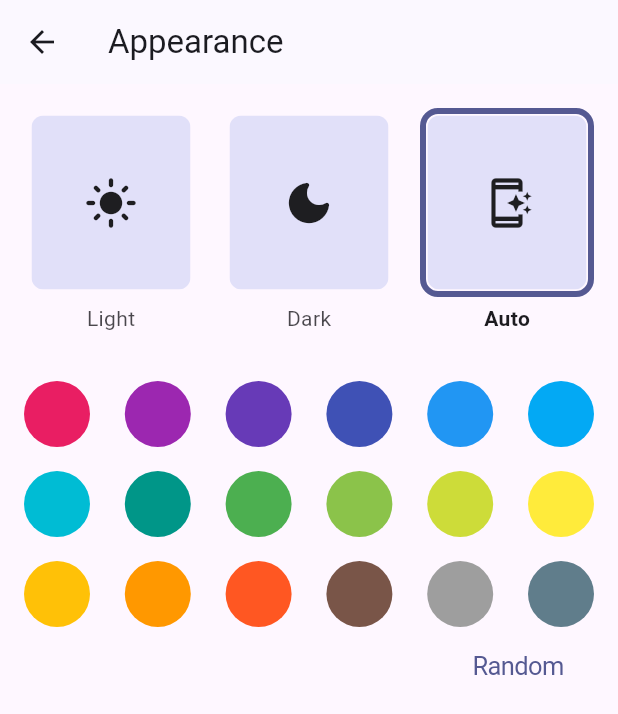
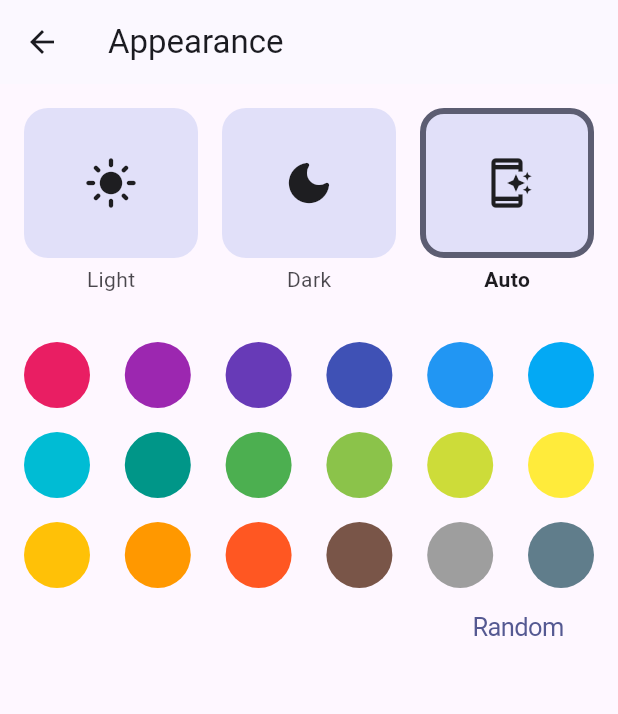
Before and after one commit to ytskk/getx_test, a Flutter app: the screen it shows after launch, after a tap on "Appearance", on a phone screen of 412 x 824 dp. Shown: the top 714 px of the screen. Run offline on Flutter 3.47's test engine with Material 2 defaults, Android fonts, the phone set to English and light mode, and no system bars; our stand-ins replace get, go_router, shared_preferences.

Commit message:
appearance animations

```diff
--- a/lib/app.dart
+++ b/lib/app.dart
@@ -17,22 +17,40 @@ class App extends StatelessWidget {
       () => MaterialApp.router(
         themeAnimationDuration: const Duration(milliseconds: 500),
         themeAnimationCurve: Curves.easeOut,
-        theme: ThemeData.light(useMaterial3: true).copyWith(
-          colorScheme: _getColorSchemeFromSeed(primaryColor.value),
-        ),
-        darkTheme: ThemeData.dark(
-          useMaterial3: true,
-        ).copyWith(
-          colorScheme: _getColorSchemeFromSeed(
-            primaryColor.value,
-            brightness: Brightness.dark,
-          ),
+        theme: _buildThemeData(primaryColor.value),
+        darkTheme: _buildThemeData(
+          primaryColor.value,
+          brightness: Brightness.dark,
         ),
         themeMode: themeMode.value,
         routerConfig: router,
       ),
     );
   }
+}
+
+ThemeData _buildThemeData(
+  Color primaryColor, {
+  Brightness brightness = Brightness.light,
+}) {
+  final colorScheme = _getColorSchemeFromSeed(
+    primaryColor,
+    brightness: brightness,
+  );
+
+  if (brightness == Brightness.dark) {
+    return ThemeData.dark(
+      useMaterial3: true,
+    ).copyWith(
+      colorScheme: colorScheme,
+    );
+  }
+
+  return ThemeData.light(
+    useMaterial3: true,
+  ).copyWith(
+    colorScheme: colorScheme,
+  );
 }
 
 ColorScheme _getColorSchemeFromSeed(
--- a/lib/features/appearance/view/appearance_selection.dart
+++ b/lib/features/appearance/view/appearance_selection.dart
@@ -54,72 +54,3 @@ class AppearanceSelection extends StatelessWidget {
     );
   }
 }
-
-class AppearanceVariantItem extends StatelessWidget {
-  const AppearanceVariantItem({
-    super.key,
-    required this.label,
-    this.isSelected = false,
-    required this.icon,
-    this.onTap,
-  });
-
-  final String label;
-  final bool isSelected;
-  final IconData icon;
-  final VoidCallback? onTap;
-
-  @override
-  Widget build(BuildContext context) {
-    final theme = Theme.of(context);
-
-    return GestureDetector(
-      onTap: onTap,
-      child: Column(
-        children: [
-          DecoratedBox(
-            decoration: BoxDecoration(
-              borderRadius: BorderRadius.circular(12),
-              border: isSelected
-                  ? Border.all(
-                      color: theme.colorScheme.primary,
-                      width: 4,
-                    )
-                  : null,
-            ),
-            child: Padding(
-              padding: const EdgeInsets.all(5.0),
-              child: ClipRRect(
-                borderRadius: BorderRadius.circular(8),
-                child: ColoredBox(
-                  color: theme.colorScheme.secondaryContainer,
-                  child: Padding(
-                    padding: const EdgeInsets.all(8),
-                    child: SizedBox(
-                      height: 100,
-                      width: double.infinity,
-                      child: Icon(
-                        icon,
-                        size: 36,
-                      ),
-                    ),
-                  ),
-                ),
-              ),
-            ),
-          ),
-          const SizedBox(height: 4),
-          Text(
-            label,
-            style: theme.textTheme.bodyMedium?.copyWith(
-              color: isSelected
-                  ? null
-                  : theme.textTheme.bodyMedium?.color?.withOpacity(0.8),
-              fontWeight: isSelected ? FontWeight.bold : FontWeight.normal,
-            ),
-          ),
-        ],
-      ),
-    );
-  }
-}
--- a/lib/features/appearance/widgets/accent_color_item.dart
+++ b/lib/features/appearance/widgets/accent_color_item.dart
@@ -18,17 +18,17 @@ class AccentColorItem extends StatelessWidget {
   Widget build(BuildContext context) {
     return GestureDetector(
       onTap: onTap,
-      child: SizedBox(
+      child: Container(
         height: buttonSize,
         width: buttonSize,
-        child: DecoratedBox(
-          decoration: BoxDecoration(
-            color: color,
-            shape: BoxShape.circle,
-          ),
-          child: AnimatedSwitcher(
-            duration: const Duration(milliseconds: 200),
-            child: isSelected ? const _ActiveIndicator() : const SizedBox(),
+        decoration: BoxDecoration(
+          color: color,
+          shape: BoxShape.circle,
+        ),
+        child: Center(
+          child: _ActiveIndicator(
+            isSelected: isSelected,
+            backgroundColor: color,
           ),
         ),
       ),
@@ -37,17 +37,26 @@ class AccentColorItem extends StatelessWidget {
 }
 
 class _ActiveIndicator extends StatelessWidget {
-  const _ActiveIndicator();
+  const _ActiveIndicator({
+    required this.isSelected,
+    this.backgroundColor = Colors.white,
+  });
+
+  final bool isSelected;
+  final Color backgroundColor;
 
   static const double activeIndicatorSize = 16;
 
   @override
   Widget build(BuildContext context) {
-    return Container(
-      height: activeIndicatorSize,
-      width: activeIndicatorSize,
-      decoration: const BoxDecoration(
-        color: Colors.white,
+    return AnimatedContainer(
+      duration: const Duration(milliseconds: 200),
+      height: isSelected ? activeIndicatorSize : 0,
+      width: isSelected ? activeIndicatorSize : 0,
+      decoration: BoxDecoration(
+        color: backgroundColor.computeLuminance() > 0.6
+            ? Colors.black
+            : Colors.white,
         shape: BoxShape.circle,
       ),
     );
--- /dev/null
+++ b/lib/features/appearance/widgets/appearance_variant_item.dart
@@ -0,0 +1,65 @@
+import 'package:flutter/material.dart';
+
+class AppearanceVariantItem extends StatelessWidget {
+  const AppearanceVariantItem({
+    super.key,
+    required this.label,
+    this.isSelected = false,
+    required this.icon,
+    this.onTap,
+  });
+
+  final String label;
+  final bool isSelected;
+  final IconData icon;
+  final VoidCallback? onTap;
+
+  @override
+  Widget build(BuildContext context) {
+    final theme = Theme.of(context);
+
+    return GestureDetector(
+      onTap: onTap,
+      child: Column(
+        children: [
+          Container(
+            height: 100,
+            decoration: BoxDecoration(
+              color: theme.colorScheme.secondaryContainer,
+              borderRadius: BorderRadius.circular(16),
+              border: isSelected
+                  ? Border.all(
+                      color: theme.colorScheme.secondary,
+                      width: 4,
+                    )
+                  : null,
+            ),
+            child: Padding(
+              padding: const EdgeInsets.all(8.0),
+              child: SizedBox(
+                width: double.infinity,
+                child: Icon(
+                  icon,
+                  size: 36,
+                ),
+              ),
+            ),
+          ),
+          const SizedBox(height: 4),
+          AnimatedDefaultTextStyle(
+            duration: const Duration(milliseconds: 100),
+            style: theme.textTheme.bodyMedium!.copyWith(
+              color: isSelected
+                  ? null
+                  : theme.textTheme.bodyMedium?.color?.withOpacity(0.8),
+              fontWeight: isSelected ? FontWeight.bold : FontWeight.normal,
+            ),
+            child: Text(
+              label,
+            ),
+          ),
+        ],
+      ),
+    );
+  }
+}
--- a/lib/features/appearance/widgets/widgets.dart
+++ b/lib/features/appearance/widgets/widgets.dart
@@ -1 +1,2 @@
 export 'accent_color_item.dart';
+export 'appearance_variant_item.dart';
```
